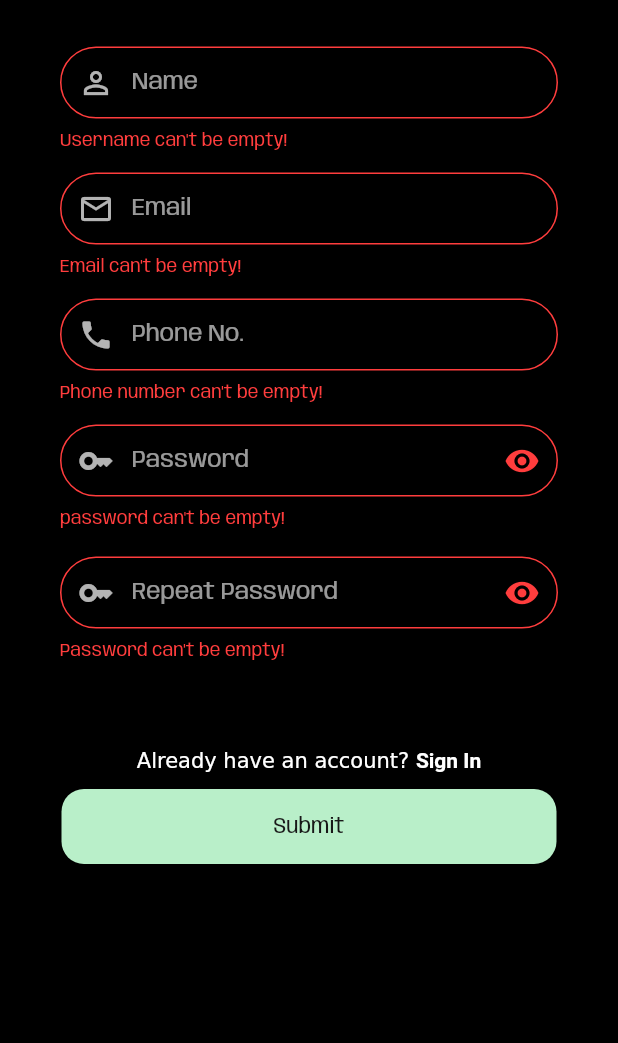
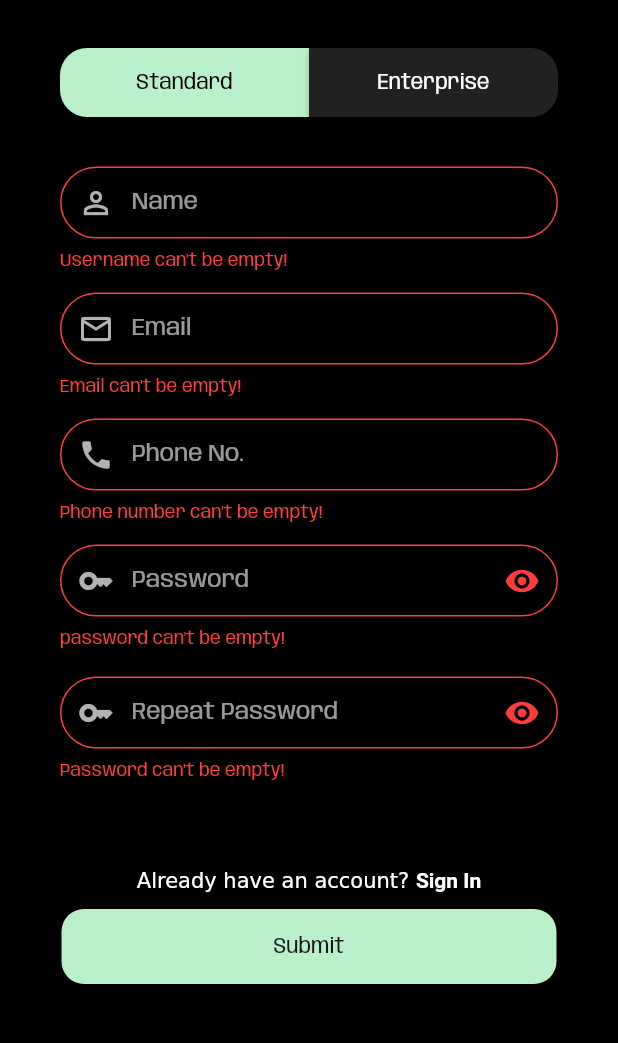
Before and after one commit to Adriano-7/ItFlow, a Flutter app: the RegisterScreen screen opened by its route, after a tap on "Submit", on a phone screen of 412 x 824 dp, the part 84-1127 px from its top. Run offline on Flutter 3.47's test engine with Material 2 defaults, Android fonts, the phone set to English and light mode, and no system bars; our stand-ins replace firebase_auth, firebase_core, flutter_html; accounts and stored records are empty; project files that could hold a hidden picture were left out.

Commit message:
Added enterprise form and standard form

```diff
--- a/app/lib/main.dart
+++ b/app/lib/main.dart
@@ -1,4 +1,6 @@
 import 'package:flutter/material.dart';
+import 'package:itflowapp/screens/start_screens/enterprise_reg_screen.dart';
+import 'package:itflowapp/screens/start_screens/standard_reg_screen.dart';
 import 'package:itflowapp/theme/app_theme.dart';
 import 'package:itflowapp/screens/all_screens.dart';
 import 'package:flutter/services.dart';
@@ -43,6 +45,8 @@ class Routes {
   static const String start = '/start';
   static const String login = '/start/login';
   static const String register = '/start/register';
+  static const String standardRegister = '/start/standardReg';
+  static const String enterpriseRegister = '/start/enterpriseReg';
   static const String home = '/home';
   static const String search = '/search';
   static const String notification = '/notification';
@@ -53,6 +57,8 @@ class Routes {
     start: (context) => const StartScreen(),
     login: (context) => const LoginScreen(),
     register: (context) => const RegisterScreen(),
+    standardRegister:(context) => const StandardRegScreen(),
+    enterpriseRegister:(context) => const EnterpriseRegScreen(),
     home: (context) => const HomeScreen(),
     search: (context) => const SearchScreen(),
     notification: (context) => const NotificationScreen(),
--- a/app/lib/widgets/forms/register_form.dart
+++ b/app/lib/widgets/forms/register_form.dart
@@ -2,9 +2,11 @@ import 'package:flutter/material.dart';
 import 'package:flutter/gestures.dart';
 import 'package:itflowapp/main.dart';
 import 'package:itflowapp/theme/app_theme.dart';
+import 'package:itflowapp/widgets/double_button.dart';
 import '../../controllers/register_controller.dart';
 
 class RegisterForm extends StatefulWidget {
+  String userType = "Standard";
   bool _isPasswordHidden = true;
   bool _isRepeatPasswordHidden = true;
   final _controller = RegisterFormController();
@@ -12,6 +14,16 @@ class RegisterForm extends StatefulWidget {
 
   @override
   State<RegisterForm> createState() => _RegisterFormState();
+
+  void changeUser(){
+    if(userType=="Standard"){
+       userType = "Enterprise";
+    }
+    else if(userType=="Enterprise"){
+      userType = "Standard";
+    }
+
+  }
 }
 
 class _RegisterFormState extends State<RegisterForm> {
@@ -25,6 +37,19 @@ class _RegisterFormState extends State<RegisterForm> {
         crossAxisAlignment: CrossAxisAlignment.start,
         children: [
           const SizedBox(height: 16),
+          DoubleButton(
+            onPressedFirst: widget.changeUser,
+            onPressedSecond: widget.changeUser,
+            childFirst: const Padding(
+                padding: EdgeInsets.symmetric(vertical: 16.0),
+                child: Text('Standard'),
+              ),
+            childSecond: const Padding(
+                padding: EdgeInsets.symmetric(vertical: 16.0),
+                child: Text('Enterprise'),
+              ),
+          ),
+          const SizedBox(height: 32),
           TextFormField(
             validator: widget._controller.usernameValidator,
             controller: widget._controller.nameController,
@@ -149,9 +174,16 @@ class _RegisterFormState extends State<RegisterForm> {
               ),
               onPressed: () => widget._controller.submit(_formKey, context).then((value) {
                 if (value) {
-                  // Remove Every Screen and Leave Only the New One
-                  Navigator.pushNamedAndRemoveUntil(
-                      context, Routes.home, ModalRoute.withName('/'));
+                  if(widget.userType=="Standard"){
+                     // Remove Every Screen and Leave Only the New One
+                    Navigator.pushNamedAndRemoveUntil(
+                        context, Routes.standardRegister, ModalRoute.withName('/'));
+                  }
+                  else{
+                    Navigator.pushNamedAndRemoveUntil(
+                        context, Routes.enterpriseRegister, ModalRoute.withName('/'));
+                  }
+
                 } else {
                   setState(() {});
                 }
```
Also changed, not shown: app/lib/controllers/register_controller.dart (+7 -1 lines), app/lib/screens/start_screens/enterprise_reg_screen.dart (added, +23 -0 lines), app/lib/screens/start_screens/standard_reg_screen.dart (added, +23 -0 lines), app/lib/widgets/forms/enterprise_form.dart (added, +92 -0 lines), app/lib/widgets/forms/standard_form.dart (added, +61 -0 lines).
